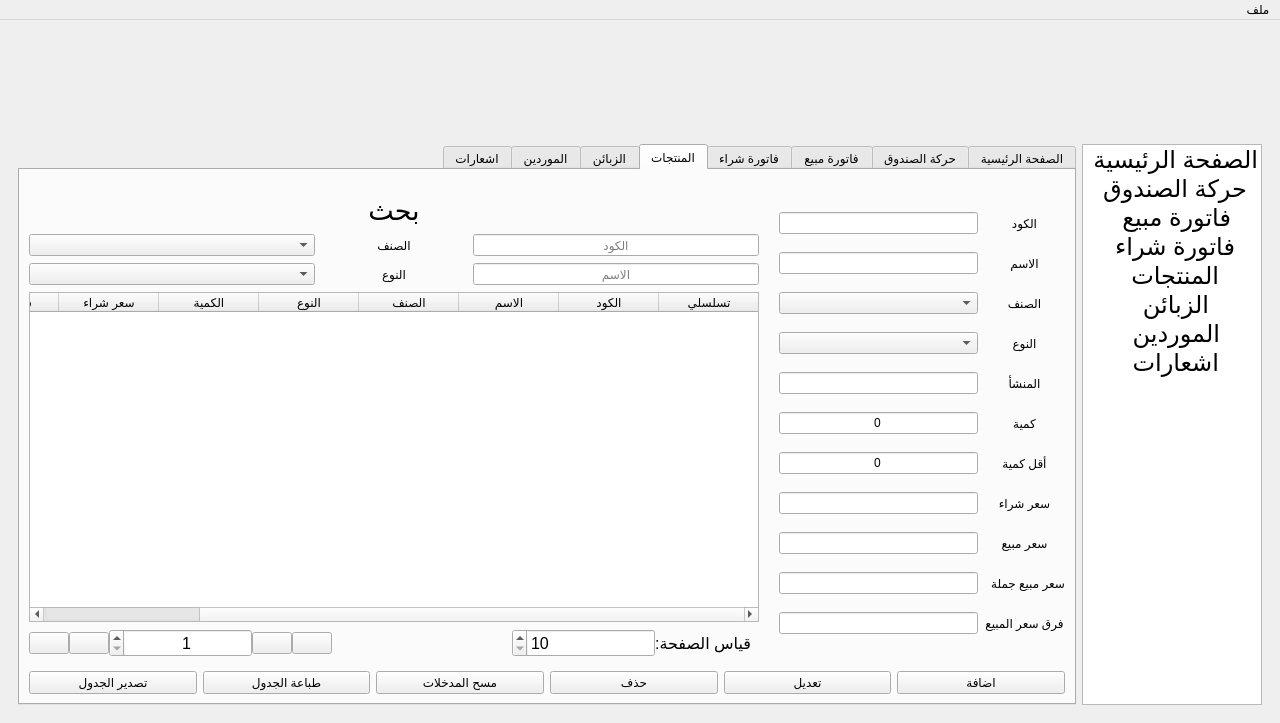
First picture: the form in j_shop.ui, repository sameraga/Al_Jamal_Shop, before the edit.
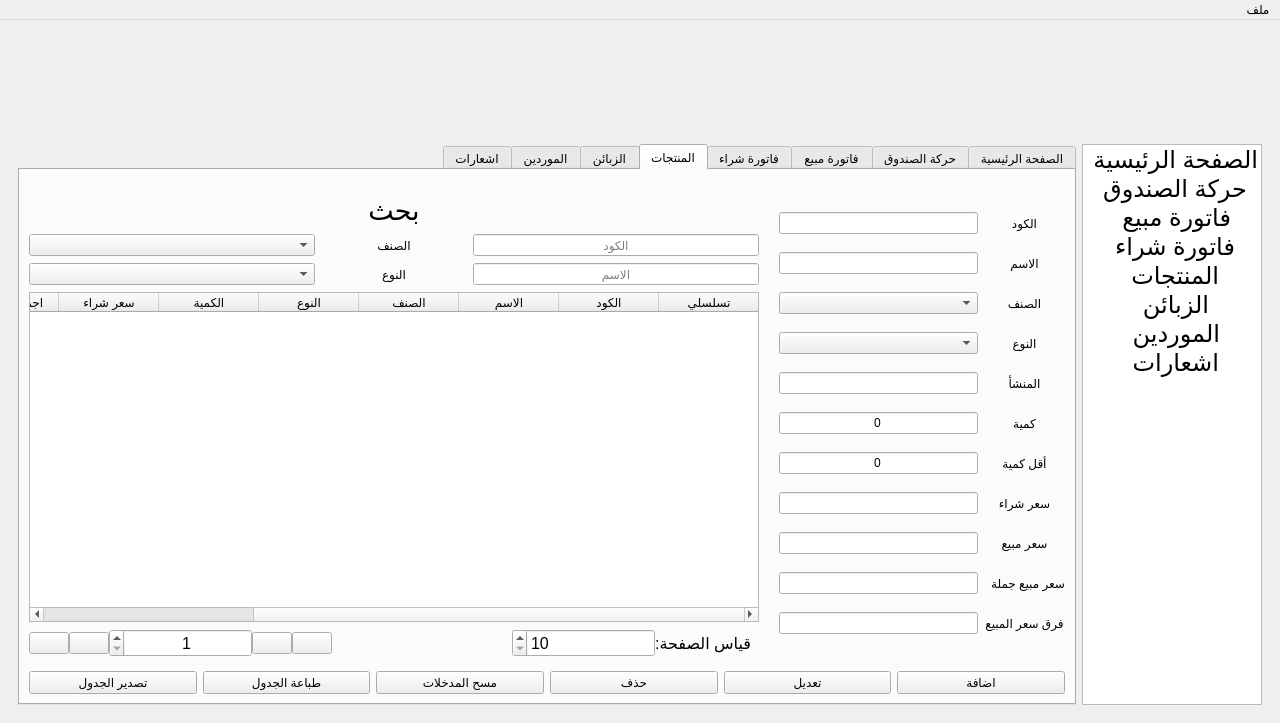
Second picture: the form after the edit. The open tabs and pages were chosen to show the change. Icons and pictures are not drawn.

Commit message: edit fund movement and fix bill

```diff
--- a/j_shop.ui
+++ b/j_shop.ui
@@ -2649,6 +2649,11 @@
                       <string>سعر شراء</string>
                      </property>
                     </column>
+                    <column>
+                     <property name="text">
+                      <string>اجمالي الكلفة</string>
+                     </property>
+                    </column>
                     <column>
                      <property name="text">
                       <string>سعر مبيع</string>
```
Left out of the diff: 2 changed lines with no effect on the pictures. The commit also changes 2 other files.
